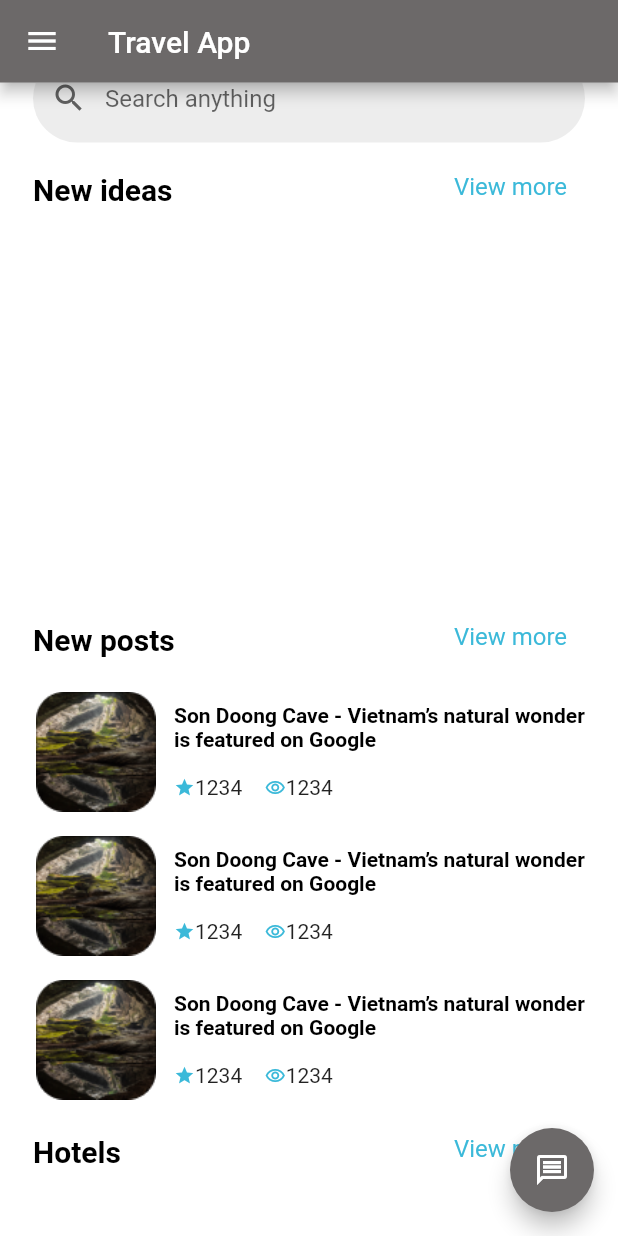
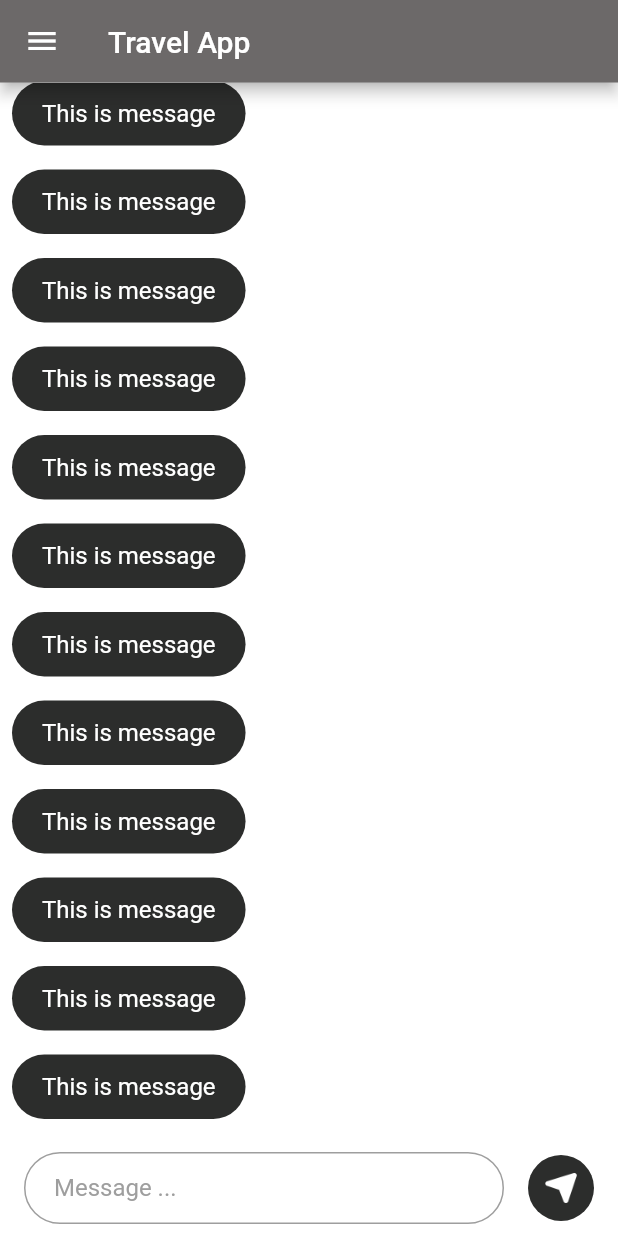
Before and after one commit to Vires17/travelapp, a Flutter app: the HomeView screen opened by its route, scrolled down 44 dp, after a tap on the "message" icon, on a phone screen of 412 x 824 dp. Run offline on Flutter 3.47's test engine with Material 2 defaults, Android fonts, the phone set to English and light mode, and no system bars; our stand-ins replace flutter_markdown, flutter_svg, get, shared_preferences; accounts and stored records are empty; network calls fail; statements that could not run were skipped.

Commit message:
feat: add original theme for chatbot

```diff
--- /dev/null
+++ b/lib/app/components/layouts/chatbot_button.dart
@@ -0,0 +1,11 @@
+import 'package:flutter/material.dart';
+import 'package:get/get.dart';
+import 'package:travelapp/app/routes/app_pages.dart';
+
+final chatbot = FloatingActionButton(
+  onPressed: () {
+    Get.toNamed(Routes.CHATBOT);
+  },
+  child: Icon(Icons.message_outlined),
+  backgroundColor: Color(0xFF6C6969),
+);
--- /dev/null
+++ b/lib/app/modules/chatbot/bindings/chatbot_binding.dart
@@ -0,0 +1,12 @@
+import 'package:get/get.dart';
+
+import '../controllers/chatbot_controller.dart';
+
+class ChatbotBinding extends Bindings {
+  @override
+  void dependencies() {
+    Get.lazyPut<ChatbotController>(
+      () => ChatbotController(),
+    );
+  }
+}
--- /dev/null
+++ b/lib/app/modules/chatbot/controllers/chatbot_controller.dart
@@ -0,0 +1,21 @@
+import 'package:flutter/cupertino.dart';
+import 'package:get/get.dart';
+
+class ChatbotController extends GetxController {
+  TextEditingController messageEditingController = new TextEditingController();
+
+  final count = 0.obs;
+  @override
+  void onInit() {
+    super.onInit();
+  }
+
+  @override
+  void onReady() {
+    super.onReady();
+  }
+
+  @override
+  void onClose() {}
+  void increment() => count.value++;
+}
--- /dev/null
+++ b/lib/app/modules/chatbot/views/chatbot_view.dart
@@ -0,0 +1,149 @@
+import 'dart:math';
+
+import 'package:flutter/material.dart';
+
+import 'package:get/get.dart';
+import 'package:travelapp/app/components/layouts/appbar.dart';
+import 'package:travelapp/app/components/layouts/drawer.dart';
+
+import '../controllers/chatbot_controller.dart';
+
+class ChatbotView extends GetView<ChatbotController> {
+  final chatbotScaffoldKey = GlobalKey<ScaffoldState>();
+  @override
+  Widget build(BuildContext context) {
+    return Scaffold(
+      key: chatbotScaffoldKey,
+      backgroundColor: Colors.white,
+      appBar: TravelAppBar(
+        onPress: () {
+          chatbotScaffoldKey.currentState!.openDrawer();
+        },
+      ),
+      drawer: buildDrawer(context),
+      body: Stack(
+        children: [
+          Container(
+            padding: EdgeInsets.only(bottom: 70),
+            child: ChatMessageList(),
+          ),
+          Container(
+            alignment: Alignment.bottomCenter,
+            padding: EdgeInsets.symmetric(horizontal: 16, vertical: 8),
+            child: Row(
+              children: [
+                Expanded(
+                  child: TextField(
+                    controller: controller.messageEditingController,
+                    style: TextStyle(color: Colors.black, fontSize: 16),
+                    decoration: InputDecoration(
+                      contentPadding: const EdgeInsets.symmetric(
+                          vertical: 10, horizontal: 20),
+                      hintText: "Message ...",
+                      hintStyle: TextStyle(
+                        color: Colors.grey,
+                        fontSize: 16,
+                      ),
+                      border: OutlineInputBorder(
+                        borderRadius: BorderRadius.circular(30),
+                      ),
+                      focusedBorder: OutlineInputBorder(
+                        borderRadius: BorderRadius.circular(30),
+                        borderSide: BorderSide(color: Color(0xff2C2D2C)),
+                      ),
+                    ),
+                  ),
+                ),
+                SizedBox(
+                  width: 16,
+                ),
+                GestureDetector(
+                    onTap: () {
+                      //
+                    },
+                    child: Container(
+                      height: 44,
+                      width: 44,
+                      decoration: BoxDecoration(
+                          color: Color(0xff2C2D2C),
+                          borderRadius: BorderRadius.circular(40)),
+                      child: Image.asset(
+                        'assets/send.png',
+                        scale: 1.8,
+                      ),
+                    )),
+              ],
+            ),
+          ),
+        ],
+      ),
+    );
+  }
+
+  Widget ChatMessageList() {
+    return ListView.builder(
+      reverse: true,
+      itemCount: 20,
+      itemBuilder: (context, index) {
+        final randomNumberGenerator = Random();
+        final randomBoolean = randomNumberGenerator.nextBool();
+        // int? currentIndex = controller.messages.length - index - 1;
+        // var timedata = (controller.messages[currentIndex]["time"]);
+        // final time = DateTime.fromMillisecondsSinceEpoch(timedata);
+        // final formatTime = DateTimeHelpers.dateTimeToTime(time);
+        return Row(
+          mainAxisAlignment:
+              randomBoolean ? MainAxisAlignment.start : MainAxisAlignment.end,
+          children: [
+            // Text(
+            //   '12:00',
+            //   style: TextStyle(
+            //     color: Colors.grey[500],
+            //     fontSize: 12,
+            //   ),
+            // ),
+            Container(
+              padding: EdgeInsets.only(top: 8, bottom: 8, left: 0, right: 16),
+              alignment: randomBoolean ? Alignment.topRight : Alignment.topLeft,
+              child: Container(
+                margin: EdgeInsets.only(left: 8),
+                padding:
+                    EdgeInsets.only(top: 12, bottom: 12, left: 20, right: 20),
+                decoration: BoxDecoration(
+                  borderRadius: BorderRadius.only(
+                    topRight: Radius.circular(24),
+                    topLeft: Radius.circular(24),
+                    bottomLeft: Radius.circular(24),
+                    bottomRight: Radius.circular(24),
+                  ),
+                  color: Color(0xff2C2D2C),
+                ),
+                child: Text(
+                  "This is message",
+                  textAlign: TextAlign.start,
+                  style: TextStyle(
+                    color: Colors.white,
+                    fontSize: 16,
+                    fontWeight: FontWeight.w400,
+                  ),
+                ),
+              ),
+            ),
+            // Text(
+            //   '12:00',
+            //   style: TextStyle(
+            //     color: Colors.grey[500],
+            //     fontSize: 12,
+            //   ),
+            // ),
+          ],
+        );
+      },
+    );
+  }
+
+  Widget buildDrawer(BuildContext context) {
+    Size size = MediaQuery.of(context).size;
+    return MyDrawer(screenContext: context);
+  }
+}
--- a/lib/app/modules/destination/views/destination_view.dart
+++ b/lib/app/modules/destination/views/destination_view.dart
@@ -2,6 +2,7 @@ import 'package:flutter/material.dart';
 
 import 'package:get/get.dart';
 import 'package:travelapp/app/components/layouts/appbar.dart';
+import 'package:travelapp/app/components/layouts/chatbot_button.dart';
 import 'package:travelapp/app/components/layouts/drawer.dart';
 import 'package:travelapp/app/modules/destination/views/components/Cover.dart';
 import 'package:travelapp/app/modules/destination/views/title.dart';
@@ -23,13 +24,7 @@ class DestinationView extends GetView<DestinationController> {
           destinationDetailScaffoldKey.currentState!.openDrawer();
         },
       ),
-      floatingActionButton: FloatingActionButton(
-        onPressed: () {
-          //
-        },
-        child: Icon(Icons.message_outlined),
-        backgroundColor: Color(0xFF6C6969),
-      ),
+      floatingActionButton: chatbot,
       drawer: buildDrawer(context),
       body: SingleChildScrollView(
         child: Container(
--- a/lib/app/modules/home/views/home_view.dart
+++ b/lib/app/modules/home/views/home_view.dart
@@ -3,6 +3,7 @@ import 'package:flutter/material.dart';
 
 import 'package:get/get.dart';
 import 'package:travelapp/app/components/layouts/appbar.dart';
+import 'package:travelapp/app/components/layouts/chatbot_button.dart';
 import 'package:travelapp/app/components/layouts/drawer.dart';
 import 'package:travelapp/app/data/constants.dart';
 import 'package:travelapp/app/data/helpers/storage_helper.dart';
@@ -33,13 +34,7 @@ class HomeView extends GetView<HomeController> {
           _scaffoldKey.currentState!.openDrawer();
         },
       ),
-      floatingActionButton: FloatingActionButton(
-        onPressed: () {
-          //
-        },
-        child: Icon(Icons.message_outlined),
-        backgroundColor: Color(0xFF6C6969),
-      ),
+      floatingActionButton: chatbot,
       drawer: buildDrawer(context),
       body: SafeArea(
         child: SingleChildScrollView(
--- a/lib/app/modules/hotel_details/views/hotel_details_view.dart
+++ b/lib/app/modules/hotel_details/views/hotel_details_view.dart
@@ -2,6 +2,7 @@ import 'package:flutter/material.dart';
 
 import 'package:get/get.dart';
 import 'package:travelapp/app/components/layouts/appbar.dart';
+import 'package:travelapp/app/components/layouts/chatbot_button.dart';
 import 'package:travelapp/app/components/layouts/drawer.dart';
 import 'package:travelapp/app/modules/hotel_details/views/another_hotels.dart';
 import 'package:travelapp/app/modules/hotel_details/views/components/Cover.dart';
@@ -24,13 +25,7 @@ class HotelDetailsView extends GetView<HotelDetailsController> {
           hotelDetailScaffoldKey.currentState!.openDrawer();
         },
       ),
-      floatingActionButton: FloatingActionButton(
-        onPressed: () {
-          //
-        },
-        child: Icon(Icons.message_outlined),
-        backgroundColor: Color(0xFF6C6969),
-      ),
+      floatingActionButton: chatbot,
       drawer: buildDrawer(context),
       body: SingleChildScrollView(
         child: Container(
--- a/lib/app/modules/post_details/views/post_details_view.dart
+++ b/lib/app/modules/post_details/views/post_details_view.dart
@@ -5,6 +5,7 @@ import 'package:flutter/material.dart';
 
 import 'package:get/get.dart';
 import 'package:travelapp/app/components/layouts/appbar.dart';
+import 'package:travelapp/app/components/layouts/chatbot_button.dart';
 import 'package:travelapp/app/components/layouts/drawer.dart';
 import 'package:travelapp/app/modules/post_details/views/components/Cover.dart';
 import 'package:travelapp/app/modules/post_details/views/post_content.dart';
@@ -26,13 +27,7 @@ class PostDetailsView extends GetView<PostDetailsController> {
           postDetailScaffoldKey.currentState!.openDrawer();
         },
       ),
-      floatingActionButton: FloatingActionButton(
-        onPressed: () {
-          //
-        },
-        child: Icon(Icons.message_outlined),
-        backgroundColor: Color(0xFF6C6969),
-      ),
+      floatingActionButton: chatbot,
       drawer: buildDrawer(context),
       body: SingleChildScrollView(
         child: Container(
--- a/lib/app/routes/app_pages.dart
+++ b/lib/app/routes/app_pages.dart
@@ -1,5 +1,7 @@
 import 'package:get/get.dart';
 
+import '../modules/chatbot/bindings/chatbot_binding.dart';
+import '../modules/chatbot/views/chatbot_view.dart';
 import '../modules/destination/bindings/destination_binding.dart';
 import '../modules/destination/views/destination_view.dart';
 import '../modules/home/bindings/home_binding.dart';
@@ -65,5 +67,10 @@ class AppPages {
       page: () => ProfileView(),
       binding: ProfileBinding(),
     ),
+    GetPage(
+      name: _Paths.CHATBOT,
+      page: () => ChatbotView(),
+      binding: ChatbotBinding(),
+    ),
   ];
 }
--- a/lib/app/routes/app_routes.dart
+++ b/lib/app/routes/app_routes.dart
@@ -11,6 +11,7 @@ abstract class Routes {
   static const HOTEL_DETAILS = _Paths.HOTEL_DETAILS;
   static const DESTINATION = _Paths.DESTINATION;
   static const PROFILE = _Paths.PROFILE;
+  static const CHATBOT = _Paths.CHATBOT;
 }
 
 abstract class _Paths {
@@ -23,4 +24,5 @@ abstract class _Paths {
   static const HOTEL_DETAILS = '/hotel-details';
   static const DESTINATION = '/destination';
   static const PROFILE = '/profile';
+  static const CHATBOT = '/chatbot';
 }
```
Also changed, not shown: assets/send.png (added).
